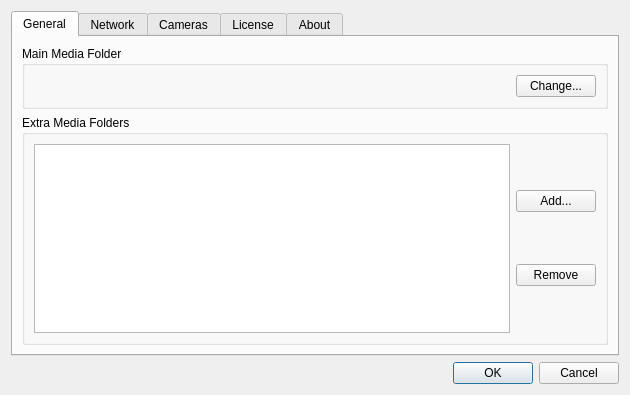
The window that src/preferences.ui (networkoptix/nx_open) describes before a commit, drawn with Qt 5.
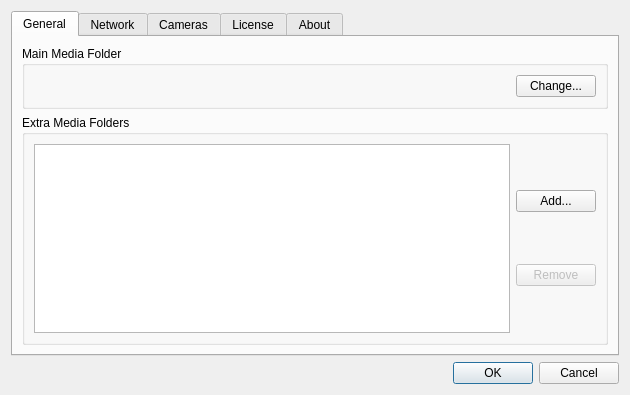
The same window after the commit.

```diff
--- a/src/preferences.ui
+++ b/src/preferences.ui
@@ -99,7 +99,10 @@
                </widget>
               </item>
               <item>
-               <widget class="QPushButton" name="pushButton_2">
+               <widget class="QPushButton" name="auxRemovePushButton">
+                <property name="enabled">
+                 <bool>false</bool>
+                </property>
                 <property name="text">
                  <string>Remove</string>
                 </property>
```
Left out of the diff: 19 changed lines with no effect on the pictures.
